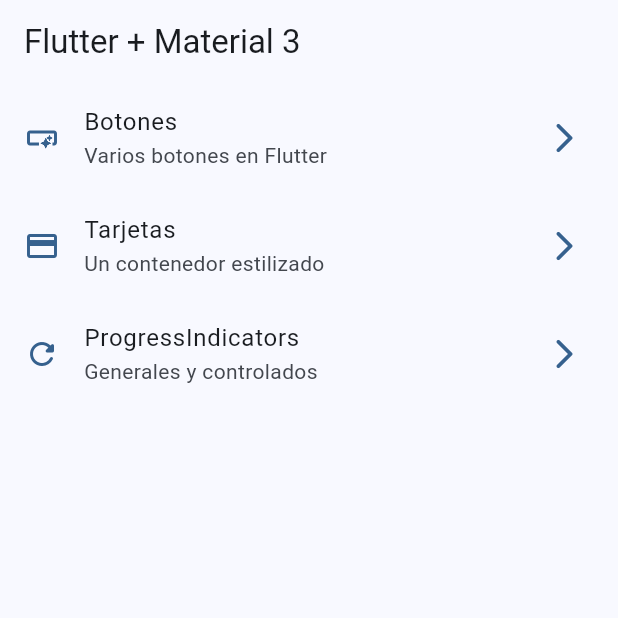
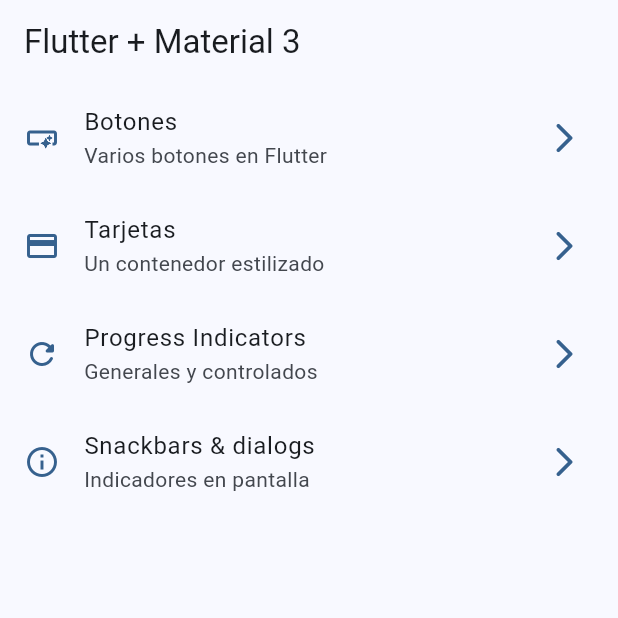
Before and after one commit to Javernaver/widgets-app, a Flutter app: the screen it shows after launch, on a phone screen of 412 x 824 dp, the top half of it. Run offline on Flutter 3.47's test engine with Material 2 defaults, Android fonts, the phone set to English and light mode, and no system bars; our stand-ins replace go_router.

Commit message:
snackbars & dialogs

```diff
--- a/lib/config/menu/menu_items.dart
+++ b/lib/config/menu/menu_items.dart
@@ -28,9 +28,15 @@ const appMenuItems = <MenuItem>[
     icon: Icons.credit_card_outlined,
   ),
   MenuItem(
-    title: 'ProgressIndicators',
+    title: 'Progress Indicators',
     subtitle: 'Generales y controlados',
     link: '/progress',
     icon: Icons.refresh_rounded,
   ),
+  MenuItem(
+    title: 'Snackbars & dialogs',
+    subtitle: 'Indicadores en pantalla',
+    link: '/snackbars',
+    icon: Icons.info_outline,
+  ),
 ];
--- a/lib/config/router/app_router.dart
+++ b/lib/config/router/app_router.dart
@@ -25,5 +25,10 @@ final appRouter = GoRouter(
       path: '/progress',
       builder: (context, state) => const ProgressScreen(),
     ),
+    GoRoute(
+      name: SnackbarScreen.name,
+      path: '/snackbars',
+      builder: (context, state) => const SnackbarScreen(),
+    ),
   ],
 );
--- a/lib/main.dart
+++ b/lib/main.dart
@@ -12,6 +12,7 @@ class MainApp extends StatelessWidget {
   @override
   Widget build(BuildContext context) {
     return MaterialApp.router(
+      title: 'Flutter Widgets App',
       routerConfig: appRouter,
       debugShowCheckedModeBanner: false,
       theme: AppTheme(selectedColor: 0).getTheme(),
```
Also changed, not shown: lib/presentation/screens/snackbar/snackbar_screen.dart (+72 -2 lines).
